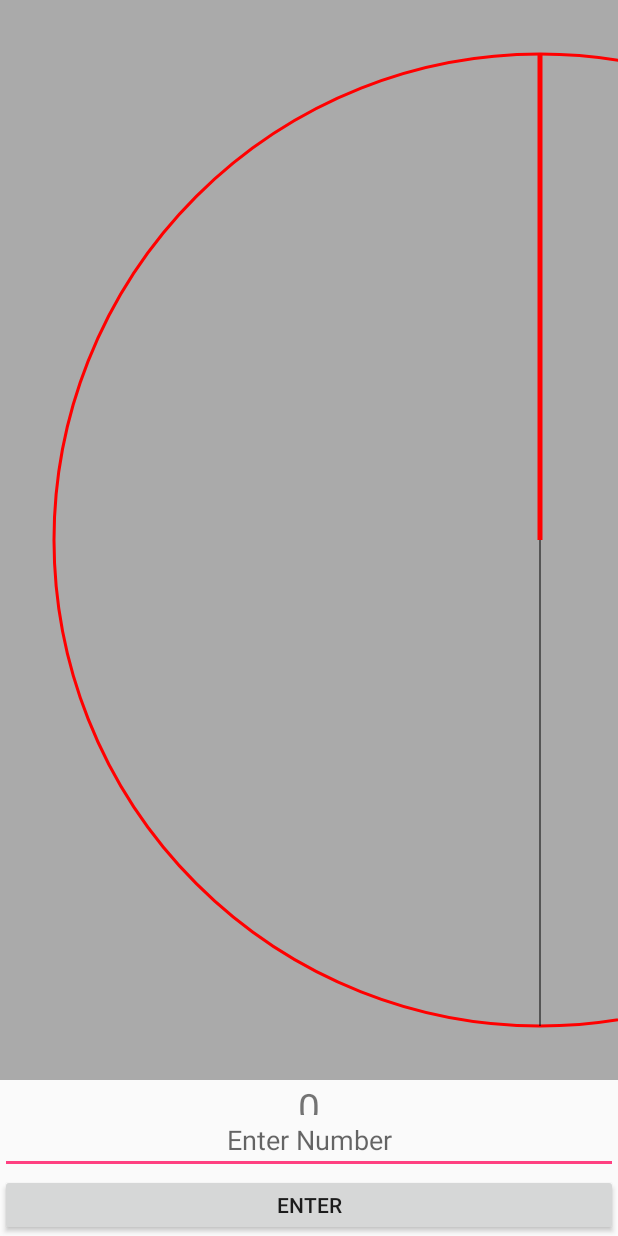
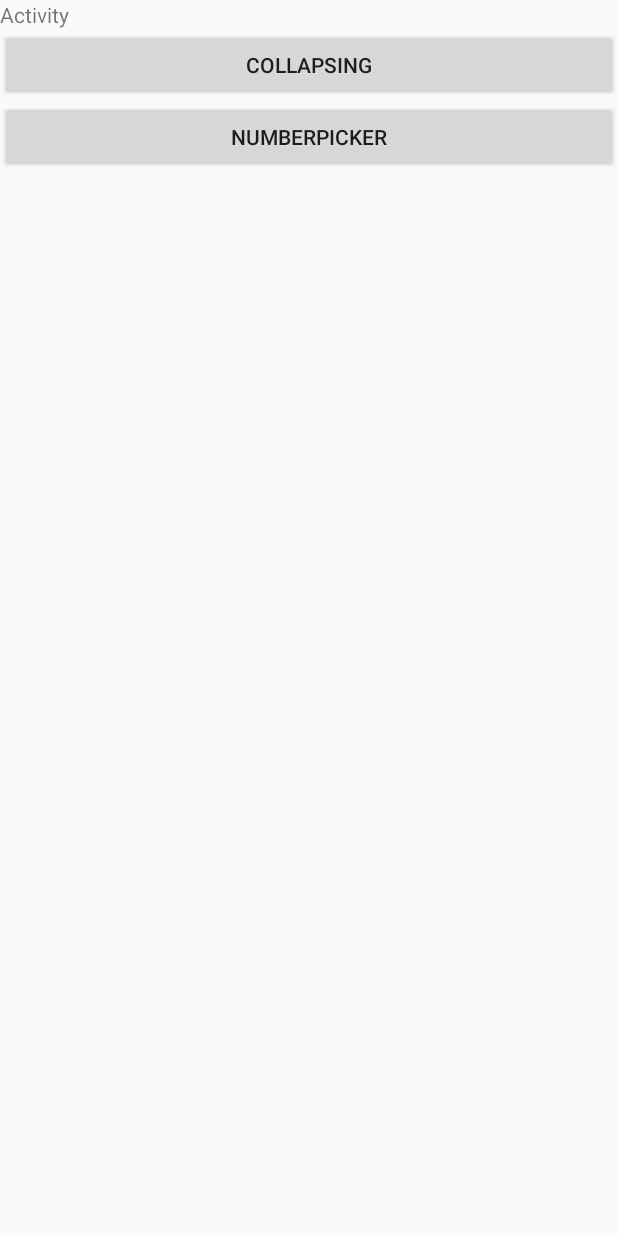
Before and after one commit to HermesHsieh/AndroidProjectTest, an Android app: the layout activity_main.xml on its own in the app's theme, with its tools: preview values and no code run, on a phone screen of 412 x 824 dp. Run offline under Robolectric (Android 15) with nearby library versions, the phone set to English and light mode, and no system bars.

Commit message:
Split activity. Rename activitys.

```diff
--- a/app/src/main/res/layout/activity_main.xml
+++ b/app/src/main/res/layout/activity_main.xml
@@ -4,44 +4,39 @@
               android:layout_width="match_parent"
               android:layout_height="match_parent"
               android:orientation="vertical"
-    tools:context="tw.android.test.MainActivity">
+              tools:context="tw.android.test.activity.home.MainActivity">
 
-    <FrameLayout
-        android:id="@+id/fragment_contain"
+    <ScrollView
         android:layout_width="match_parent"
-        android:layout_height="match_parent"
-        android:visibility="gone"/>
+        android:layout_height="wrap_content">
 
-    <tw.android.test.CircleView
-        android:id="@+id/mDrawView"
+        <LinearLayout
             android:layout_width="match_parent"
             android:layout_height="wrap_content"
-        android:visibility="visible"
-        android:background="@android:color/darker_gray"/>
+            android:orientation="vertical"
+            >
 
             <TextView
-        android:id="@+id/tv_number"
                 android:layout_width="match_parent"
                 android:layout_height="wrap_content"
-        android:layout_weight="2"
-        android:gravity="center"
-        android:text="0"
-        android:textSize="26sp" />
+                android:text="Activity"
+                />
 
-    <EditText
-        android:id="@+id/edt_number"
+            <Button
+                android:id="@+id/collapsing"
                 android:layout_width="match_parent"
                 android:layout_height="wrap_content"
-        android:layout_weight="1"
-        android:inputType="numberDecimal"
-        android:hint="Enter Number"
-        android:gravity="center"/>
+                android:text="Collapsing"
+                />
 
             <Button
-        android:id="@+id/btn_enter"
+                android:id="@+id/number_picker"
                 android:layout_width="match_parent"
                 android:layout_height="wrap_content"
-        android:layout_weight="1"
-        android:text="Enter" />
+                android:text="NumberPicker"
+                />
 
         </LinearLayout>
+    </ScrollView>
+
+</LinearLayout>
```
Also changed, not shown: app/src/main/AndroidManifest.xml (+8 -2 lines), app/src/main/java/tw/android/test/AlarmReceiver.java (+3 -4 lines), app/src/main/java/tw/android/test/AppBarLayoutNoEmptyScrollBehavior.java (renamed from app/src/main/java/tw/android/test/imagelist/AppBarLayoutNoEmptyScrollBehavior.java, +1 -1 lines), app/src/main/java/tw/android/test/BaseSimpleActivity.java (+23 -0 lines), app/src/main/java/tw/android/test/MainActivity.java (deleted, +0 -128 lines), app/src/main/java/tw/android/test/PackageEventReceiver.java (+3 -4 lines), app/src/main/java/tw/android/test/activity/collapsing/CollapsingActivity.java (renamed from app/src/main/java/tw/android/test/imagelist/ImageListActivity.java, +27 -20 lines), app/src/main/java/tw/android/test/activity/collapsing/ListDataAdapter.java (renamed from app/src/main/java/tw/android/test/imagelist/ImageListAdapter.java, +4 -4 lines), app/src/main/java/tw/android/test/activity/home/MainActivity.java (added, +69 -0 lines), app/src/main/java/tw/android/test/activity/numberpicker/NumberPickerActivity.java (renamed from app/src/main/java/tw/android/test/numberpicker/NumberPickerActivity.java, +19 -11 lines), app/src/main/java/tw/android/test/activity/search/SearchActivity.java (added, +24 -0 lines), app/src/main/java/tw/android/test/activity/search/SearchResultsActivity.java (renamed from app/src/main/java/tw/android/test/search/SearchResultsActivity.java, +8 -1 lines), app/src/main/java/tw/android/test/ui/form/BaseItem.java (renamed from app/src/main/java/tw/android/test/ui/BaseItem.java, +1 -1 lines), app/src/main/java/tw/android/test/ui/form/EditTextItem.java (renamed from app/src/main/java/tw/android/test/ui/EditTextItem.java, +1 -1 lines), 5 more files. Lines whose indentation alone changed are shown as unchanged.
